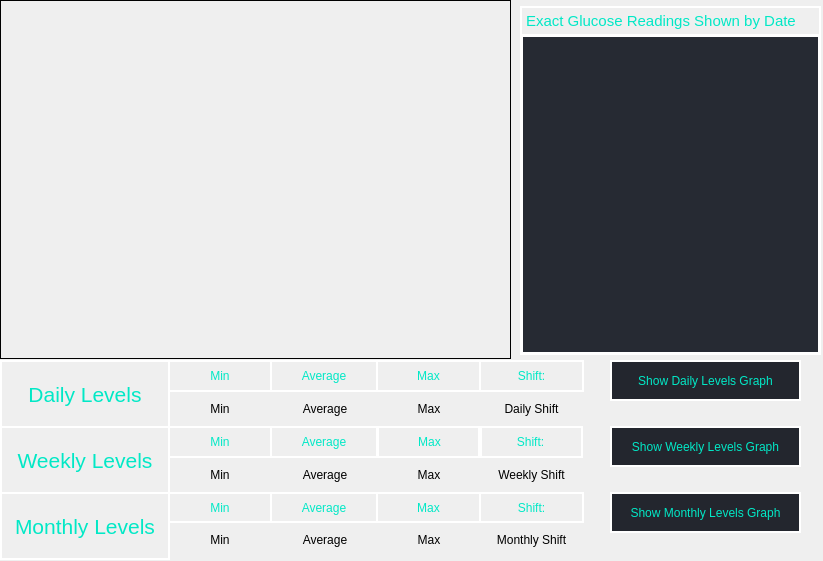
Before: the Qt Designer form user_interface.ui in RicePandaaaa/KHealth, drawn with Qt 5.
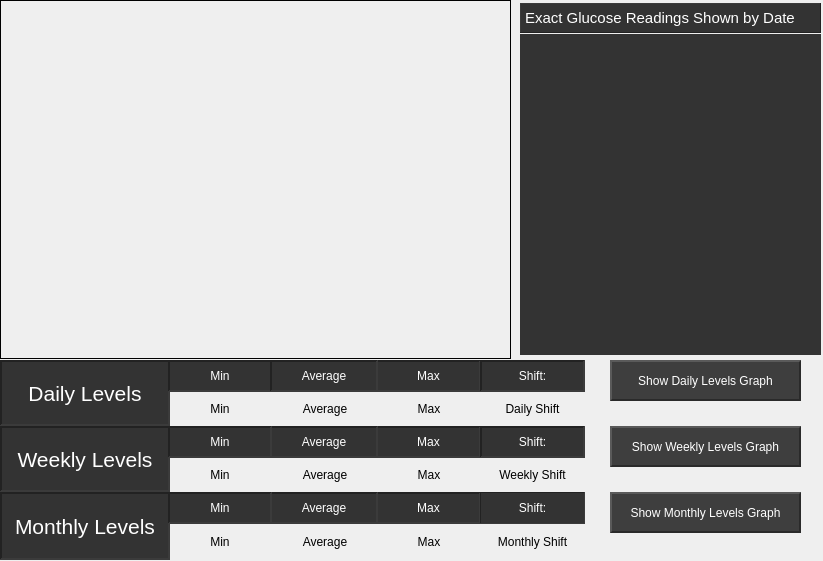
After: the same form once the commit is applied.

Commit message: Update colors and widget styles

The edit to the form file:
```diff
--- a/user_interface.ui
+++ b/user_interface.ui
@@ -13,6 +13,11 @@
   <property name="windowTitle">
    <string>MainWindow</string>
   </property>
+  <property name="styleSheet">
+   <string notr="true">QPushButton:pressed {
+    background-color: red;
+}</string>
+  </property>
   <widget class="QWidget" name="centralwidget">
    <widget class="QLabel" name="graphLabel">
     <property name="geometry">
@@ -39,7 +44,7 @@
       <x>0</x>
       <y>360</y>
       <width>170</width>
-      <height>68</height>
+      <height>66</height>
      </rect>
     </property>
     <property name="font">
@@ -48,11 +53,14 @@
      </font>
     </property>
     <property name="styleSheet">
-     <string notr="true">color: #01e8c6;
-border: 2px solid white;</string>
+     <string notr="true">color: #ffffff;
+background-color: #333333;</string>
     </property>
     <property name="frameShape">
-     <enum>QFrame::Box</enum>
+     <enum>QFrame::Panel</enum>
+    </property>
+    <property name="frameShadow">
+     <enum>QFrame::Sunken</enum>
     </property>
     <property name="lineWidth">
      <number>2</number>
@@ -70,7 +78,7 @@
       <x>0</x>
       <y>426</y>
       <width>170</width>
-      <height>68</height>
+      <height>66</height>
      </rect>
     </property>
     <property name="font">
@@ -79,11 +87,14 @@
      </font>
     </property>
     <property name="styleSheet">
-     <string notr="true">color: #01e8c6;
-border: 2px solid white;</string>
+     <string notr="true">color: #ffffff;
+background-color: #333333;</string>
     </property>
     <property name="frameShape">
-     <enum>QFrame::Box</enum>
+     <enum>QFrame::Panel</enum>
+    </property>
+    <property name="frameShadow">
+     <enum>QFrame::Sunken</enum>
     </property>
     <property name="lineWidth">
      <number>2</number>
@@ -110,11 +121,14 @@
      </font>
     </property>
     <property name="styleSheet">
-     <string notr="true">color: #01e8c6;
-border: 2px solid white;</string>
+     <string notr="true">color: #ffffff;
+background-color: #333333;</string>
     </property>
     <property name="frameShape">
-     <enum>QFrame::Box</enum>
+     <enum>QFrame::Panel</enum>
+    </property>
+    <property name="frameShadow">
+     <enum>QFrame::Sunken</enum>
     </property>
     <property name="lineWidth">
      <number>2</number>
@@ -129,7 +143,7 @@
    <widget class="QLabel" name="dayShiftValLabel">
     <property name="geometry">
      <rect>
-      <x>479</x>
+      <x>480</x>
       <y>390</y>
       <width>105</width>
       <height>37</height>
@@ -154,7 +168,7 @@
    <widget class="QLabel" name="weekShiftValLabel">
     <property name="geometry">
      <rect>
-      <x>479</x>
+      <x>480</x>
       <y>456</y>
       <width>105</width>
       <height>37</height>
@@ -179,8 +193,8 @@
    <widget class="QLabel" name="monthShiftValLabel">
     <property name="geometry">
      <rect>
-      <x>479</x>
-      <y>521</y>
+      <x>480</x>
+      <y>523</y>
       <width>105</width>
       <height>37</height>
      </rect>
@@ -204,18 +218,21 @@
    <widget class="QLabel" name="monthShiftDescLabel">
     <property name="geometry">
      <rect>
-      <x>479</x>
+      <x>480</x>
       <y>492</y>
       <width>105</width>
-      <height>31</height>
+      <height>32</height>
      </rect>
     </property>
     <property name="styleSheet">
-     <string notr="true">color: #01e8c6;
-border: 2px solid white;</string>
+     <string notr="true">color: #ffffff;
+background-color: #333333;</string>
     </property>
     <property name="frameShape">
-     <enum>QFrame::Box</enum>
+     <enum>QFrame::Panel</enum>
+    </property>
+    <property name="frameShadow">
+     <enum>QFrame::Sunken</enum>
     </property>
     <property name="lineWidth">
      <number>1</number>
@@ -230,18 +247,21 @@
    <widget class="QLabel" name="weekShiftDescLabel">
     <property name="geometry">
      <rect>
-      <x>478</x>
+      <x>480</x>
       <y>426</y>
       <width>105</width>
       <height>32</height>
      </rect>
     </property>
     <property name="styleSheet">
-     <string notr="true">color: #01e8c6;
-border: 2px solid white;</string>
+     <string notr="true">color: #ffffff;
+background-color: #333333;</string>
     </property>
     <property name="frameShape">
-     <enum>QFrame::Box</enum>
+     <enum>QFrame::Panel</enum>
+    </property>
+    <property name="frameShadow">
+     <enum>QFrame::Sunken</enum>
     </property>
     <property name="lineWidth">
      <number>2</number>
@@ -256,18 +276,21 @@
    <widget class="QLabel" name="dayShiftDescLabel">
     <property name="geometry">
      <rect>
-      <x>479</x>
+      <x>480</x>
       <y>360</y>
       <width>105</width>
       <height>32</height>
      </rect>
     </property>
     <property name="styleSheet">
-     <string notr="true">color: #01e8c6;
-border: 2px solid white;</string>
+     <string notr="true">color: #ffffff;
+background-color: #333333;</string>
     </property>
     <property name="frameShape">
-     <enum>QFrame::Box</enum>
+     <enum>QFrame::Panel</enum>
+    </property>
+    <property name="frameShadow">
+     <enum>QFrame::Sunken</enum>
     </property>
     <property name="lineWidth">
      <number>2</number>
@@ -292,11 +315,14 @@
      <enum>Qt::LeftToRight</enum>
     </property>
     <property name="styleSheet">
-     <string notr="true">color: #01e8c6;
-border: 2px solid white;</string>
+     <string notr="true">color: #ffffff;
+background-color: #333333;</string>
     </property>
     <property name="frameShape">
-     <enum>QFrame::Box</enum>
+     <enum>QFrame::Panel</enum>
+    </property>
+    <property name="frameShadow">
+     <enum>QFrame::Sunken</enum>
     </property>
     <property name="lineWidth">
      <number>2</number>
@@ -318,11 +344,14 @@
      </rect>
     </property>
     <property name="styleSheet">
-     <string notr="true">color: #01e8c6;
-border: 2px solid white;</string>
+     <string notr="true">color: #ffffff;
+background-color: #333333;</string>
     </property>
     <property name="frameShape">
-     <enum>QFrame::Box</enum>
+     <enum>QFrame::Panel</enum>
+    </property>
+    <property name="frameShadow">
+     <enum>QFrame::Sunken</enum>
     </property>
     <property name="lineWidth">
      <number>2</number>
@@ -344,11 +373,14 @@
      </rect>
     </property>
     <property name="styleSheet">
-     <string notr="true">color: #01e8c6;
-border: 2px solid white;</string>
+     <string notr="true">color: #ffffff;
+background-color: #333333;</string>
     </property>
     <property name="frameShape">
-     <enum>QFrame::Box</enum>
+     <enum>QFrame::Panel</enum>
+    </property>
+    <property name="frameShadow">
+     <enum>QFrame::Sunken</enum>
     </property>
     <property name="lineWidth">
      <number>2</number>
@@ -370,11 +402,14 @@
      </rect>
     </property>
     <property name="styleSheet">
-     <string notr="true">color: #01e8c6;
-border: 2px solid white;</string>
+     <string notr="true">color: #ffffff;
+background-color: #333333;</string>
     </property>
     <property name="frameShape">
-     <enum>QFrame::Box</enum>
+     <enum>QFrame::Panel</enum>
+    </property>
+    <property name="frameShadow">
+     <enum>QFrame::Sunken</enum>
     </property>
     <property name="lineWidth">
      <number>2</number>
@@ -389,18 +424,21 @@
    <widget class="QLabel" name="weekMaxDescLabel">
     <property name="geometry">
      <rect>
-      <x>377</x>
+      <x>376</x>
       <y>426</y>
       <width>105</width>
       <height>32</height>
      </rect>
     </property>
     <property name="styleSheet">
-     <string notr="true">color: #01e8c6;
-border: 2px solid white;</string>
+     <string notr="true">color: #ffffff;
+background-color: #333333;</string>
     </property>
     <property name="frameShape">
-     <enum>QFrame::Box</enum>
+     <enum>QFrame::Panel</enum>
+    </property>
+    <property name="frameShadow">
+     <enum>QFrame::Sunken</enum>
     </property>
     <property name="lineWidth">
      <number>2</number>
@@ -422,11 +460,14 @@
      </rect>
     </property>
     <property name="styleSheet">
-     <string notr="true">color: #01e8c6;
-border: 2px solid white;</string>
+     <string notr="true">color: #ffffff;
+background-color: #333333;</string>
     </property>
     <property name="frameShape">
-     <enum>QFrame::Box</enum>
+     <enum>QFrame::Panel</enum>
+    </property>
+    <property name="frameShadow">
+     <enum>QFrame::Sunken</enum>
     </property>
     <property name="lineWidth">
      <number>2</number>
@@ -444,15 +485,18 @@
       <x>168</x>
       <y>492</y>
       <width>104</width>
-      <height>31</height>
+      <height>32</height>
      </rect>
     </property>
     <property name="styleSheet">
-     <string notr="true">color: #01e8c6;
-border: 2px solid white;</string>
+     <string notr="true">color: #ffffff;
+background-color: #333333;</string>
     </property>
     <property name="frameShape">
-     <enum>QFrame::Box</enum>
+     <enum>QFrame::Panel</enum>
+    </property>
+    <property name="frameShadow">
+     <enum>QFrame::Sunken</enum>
     </property>
     <property name="lineWidth">
      <number>2</number>
@@ -470,15 +514,18 @@
       <x>376</x>
       <y>492</y>
       <width>105</width>
-      <height>31</height>
+      <height>32</height>
      </rect>
     </property>
     <property name="styleSheet">
-     <string notr="true">color: #01e8c6;
-border: 2px solid white;</string>
+     <string notr="true">color: #ffffff;
+background-color: #333333;</string>
     </property>
     <property name="frameShape">
-     <enum>QFrame::Box</enum>
+     <enum>QFrame::Panel</enum>
+    </property>
+    <property name="frameShadow">
+     <enum>QFrame::Sunken</enum>
     </property>
     <property name="lineWidth">
      <number>2</number>
@@ -496,15 +543,18 @@
       <x>270</x>
       <y>492</y>
       <width>108</width>
-      <height>31</height>
+      <height>32</height>
      </rect>
     </property>
     <property name="styleSheet">
-     <string notr="true">color: #01e8c6;
-border: 2px solid white;</string>
+     <string notr="true">color: #ffffff;
+background-color: #333333;</string>
     </property>
     <property name="frameShape">
-     <enum>QFrame::Box</enum>
+     <enum>QFrame::Panel</enum>
+    </property>
+    <property name="frameShadow">
+     <enum>QFrame::Sunken</enum>
     </property>
     <property name="lineWidth">
      <number>2</number>
@@ -634,7 +684,7 @@
     <property name="geometry">
      <rect>
       <x>377</x>
-      <y>521</y>
+      <y>523</y>
       <width>104</width>
       <height>37</height>
      </rect>
@@ -653,7 +703,7 @@
     <property name="geometry">
      <rect>
       <x>168</x>
-      <y>521</y>
+      <y>523</y>
       <width>104</width>
       <height>37</height>
      </rect>
@@ -672,7 +722,7 @@
     <property name="geometry">
      <rect>
       <x>272</x>
-      <y>521</y>
+      <y>523</y>
       <width>106</width>
       <height>37</height>
      </rect>
@@ -697,16 +747,17 @@
      </rect>
     </property>
     <property name="styleSheet">
-     <string notr="true">background-color: #262a33; border: 3px solid white; color: #01e8c6;</string>
+     <string notr="true">background-color: #333333; 
+color: #ffffff;</string>
     </property>
     <property name="frameShape">
-     <enum>QFrame::Box</enum>
+     <enum>QFrame::NoFrame</enum>
     </property>
     <property name="frameShadow">
      <enum>QFrame::Plain</enum>
     </property>
     <property name="lineWidth">
-     <number>3</number>
+     <number>0</number>
     </property>
     <property name="html">
      <string>&lt;!DOCTYPE HTML PUBLIC &quot;-//W3C//DTD HTML 4.0//EN&quot; &quot;http://www.w3.org/TR/REC-html40/strict.dtd&quot;&gt;
@@ -723,7 +774,7 @@
     <property name="geometry">
      <rect>
       <x>520</x>
-      <y>6</y>
+      <y>3</y>
       <width>301</width>
       <height>30</height>
      </rect>
@@ -734,12 +785,21 @@
      </font>
     </property>
     <property name="styleSheet">
-     <string notr="true">color: #01e8c6;
-border: 2px solid white;</string>
+     <string notr="true">color: #ffffff;
+background-color: #333333;</string>
+    </property>
+    <property name="frameShape">
+     <enum>QFrame::Panel</enum>
+    </property>
+    <property name="frameShadow">
+     <enum>QFrame::Raised</enum>
     </property>
     <property name="text">
      <string>Exact Glucose Readings Shown by Date</string>
     </property>
+    <property name="alignment">
+     <set>Qt::AlignLeading|Qt::AlignLeft|Qt::AlignVCenter</set>
+    </property>
    </widget>
    <widget class="QPushButton" name="dailyButton">
     <property name="geometry">
@@ -750,15 +810,36 @@
       <height>41</height>
      </rect>
     </property>
+    <property name="acceptDrops">
+     <bool>false</bool>
+    </property>
+    <property name="toolTip">
+     <string>Show graph of levels for the day</string>
+    </property>
+    <property name="autoFillBackground">
+     <bool>false</bool>
+    </property>
     <property name="styleSheet">
-     <string notr="true">color: #01e8c6;
-border: 2px solid white;
-background-color: #23262e;
-</string>
+     <string notr="true">color: #ffffff;
+background-color: #3e3e3e;
+border: 2px solid #3e3e3e;
+border-top-color: #5a5a5a;
+border-left-color: #5a5a5a;
+border-bottom-color: #2a2a2a;
+border-right-color: #2a2a2a;</string>
     </property>
     <property name="text">
      <string>Show Daily Levels Graph</string>
     </property>
+    <property name="checkable">
+     <bool>false</bool>
+    </property>
+    <property name="autoDefault">
+     <bool>false</bool>
+    </property>
+    <property name="flat">
+     <bool>false</bool>
+    </property>
    </widget>
    <widget class="QPushButton" name="weeklyButton">
     <property name="geometry">
@@ -769,15 +850,24 @@
       <height>41</height>
      </rect>
     </property>
+    <property name="toolTip">
+     <string>Show graph of levels for last 7 days</string>
+    </property>
     <property name="styleSheet">
-     <string notr="true">color: #01e8c6;
-border: 2px solid white;
-background-color: #23262e;
-</string>
+     <string notr="true">color: #ffffff;
+background-color: #3e3e3e;
+border: 2px solid #3e3e3e;
+border-top-color: #5a5a5a;
+border-left-color: #5a5a5a;
+border-bottom-color: #2a2a2a;
+border-right-color: #2a2a2a;</string>
     </property>
     <property name="text">
      <string>Show Weekly Levels Graph</string>
     </property>
+    <property name="flat">
+     <bool>false</bool>
+    </property>
    </widget>
    <widget class="QPushButton" name="monthlyButton">
     <property name="geometry">
@@ -788,15 +878,24 @@
       <height>41</height>
      </rect>
     </property>
+    <property name="toolTip">
+     <string>Show graph of levels within this month</string>
+    </property>
     <property name="styleSheet">
-     <string notr="true">color: #01e8c6;
-border: 2px solid white;
-background-color: #23262e;
-</string>
+     <string notr="true">color: #ffffff;
+background-color: #3e3e3e;
+border: 2px solid #3e3e3e;
+border-top-color: #5a5a5a;
+border-left-color: #5a5a5a;
+border-bottom-color: #2a2a2a;
+border-right-color: #2a2a2a;</string>
     </property>
     <property name="text">
      <string>Show Monthly Levels Graph</string>
     </property>
+    <property name="flat">
+     <bool>false</bool>
+    </property>
    </widget>
    <zorder>weekAvgValLabel</zorder>
    <zorder>weekMinValLabel</zorder>
@@ -813,24 +912,24 @@
    <zorder>graphLabel</zorder>
    <zorder>dataTextBox</zorder>
    <zorder>label</zorder>
+   <zorder>dayDescLabel</zorder>
+   <zorder>monthDescLabel</zorder>
+   <zorder>weekDescLabel</zorder>
+   <zorder>dailyButton</zorder>
+   <zorder>weeklyButton</zorder>
+   <zorder>monthlyButton</zorder>
    <zorder>weekMaxDescLabel</zorder>
    <zorder>dailyMinDescLabel</zorder>
    <zorder>dayMaxDescLabel</zorder>
    <zorder>weekAvgDescLabel</zorder>
    <zorder>monthMaxDescLabel</zorder>
    <zorder>weekMinDescLabel</zorder>
-   <zorder>dayDescLabel</zorder>
-   <zorder>monthDescLabel</zorder>
    <zorder>monthShiftDescLabel</zorder>
-   <zorder>weekDescLabel</zorder>
    <zorder>dayAvgDescLabel</zorder>
    <zorder>monthAvgDescLabel</zorder>
    <zorder>montlyMinDescLabel</zorder>
    <zorder>dayShiftDescLabel</zorder>
    <zorder>weekShiftDescLabel</zorder>
-   <zorder>dailyButton</zorder>
-   <zorder>weeklyButton</zorder>
-   <zorder>monthlyButton</zorder>
   </widget>
  </widget>
  <resources/>
```
